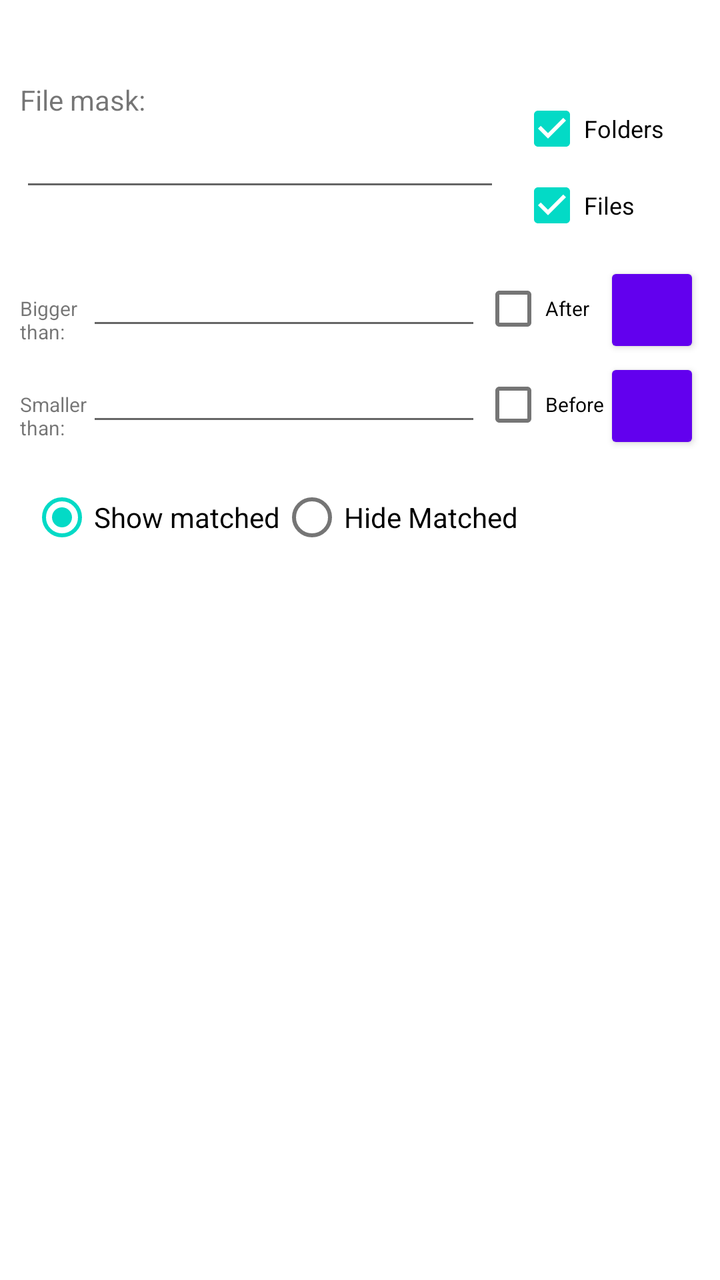
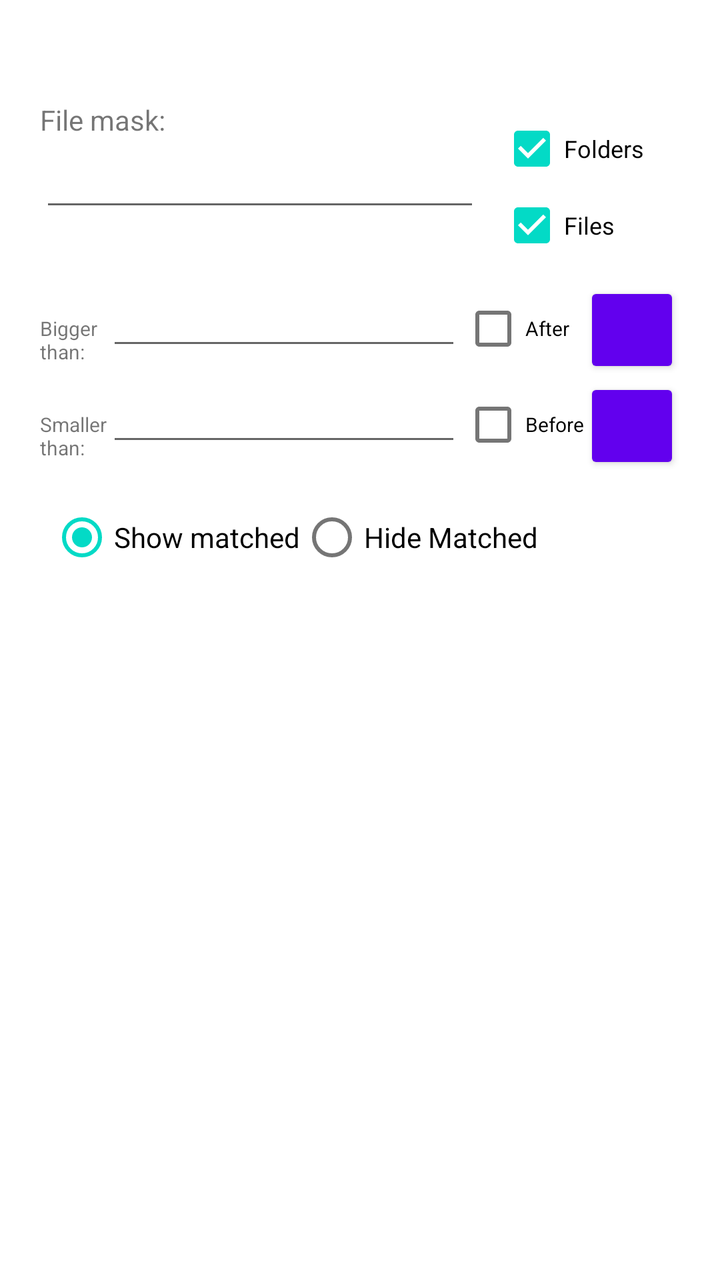

Two renders of the same Android screen: before a commit and after it. Below are the layout's source before the change and the commit's diff.
<!-- AndroidManifest.xml: fallback theme Theme.MaterialComponents.DayNight.NoActionBar -->
<!-- res/layout/filter.xml -->
<?xml version="1.0" encoding="UTF-8"?>
<ScrollView xmlns:android="http://schemas.android.com/apk/res/android"
    android:id="@+id/scroll_view"
    android:layout_width="fill_parent"
    android:layout_height="fill_parent"
    android:fillViewport="true">

  <RelativeLayout
      android:layout_width="fill_parent"
      android:layout_height="wrap_content"
      android:padding="10dip">

    <TextView
        android:id="@+id/dlg_title"
        android:layout_width="fill_parent"
        android:layout_height="wrap_content"
        android:layout_alignParentTop="true"
        android:layout_alignParentLeft="true"
        android:layout_marginBottom="6dip"
        android:textAppearance="?android:attr/textAppearanceMedium"
        android:textStyle="bold"
        android:gravity="left"
        />

    <CheckBox
        android:id="@+id/for_dirs"
        android:layout_width="90sp"
        android:layout_height="wrap_content"
        android:layout_below="@id/dlg_title"
        android:layout_alignParentRight="true"
        android:textSize="12sp"
        android:checked="true"
        android:text="@string/for_dirs" />
    <CheckBox
        android:id="@+id/for_files"
        android:layout_width="wrap_content"
        android:layout_height="wrap_content"
        android:layout_below="@id/for_dirs"
        android:layout_alignLeft="@id/for_dirs"
        android:layout_marginTop="-10dip"
        android:textSize="12sp"
        android:checked="true"
        android:text="@string/for_files" />
    
    <TextView
        android:id="@+id/prompt"
        android:layout_width="fill_parent"
        android:layout_height="wrap_content"
        android:layout_below="@id/dlg_title"
        android:layout_alignParentLeft="true"
        android:layout_toLeftOf="@id/for_dirs"
        android:text="@string/filemask" />
    <EditText
        android:id="@+id/edit_field"
        android:layout_width="fill_parent"
        android:layout_height="wrap_content"
        android:layout_below="@id/prompt"
        android:layout_toLeftOf="@id/for_dirs"
        android:layout_marginRight="10dp"
        android:autoText="false"
        android:capitalize="none"
        android:gravity="fill_horizontal"
        android:inputType="textUri"
        android:scrollHorizontally="true" />

    <RelativeLayout
        android:id="@+id/search_params"
        android:layout_marginTop="2dip"
        android:layout_marginBottom="10dp"
        android:layout_width="fill_parent"
        android:layout_height="wrap_content"
        android:layout_below="@id/for_files"
        >
      <include layout="@layout/file_props"/>

    </RelativeLayout>
    <RadioGroup
      android:layout_width="fill_parent"
      android:layout_height="wrap_content"
      android:layout_below="@+id/search_params"
      android:layout_alignLeft="@+id/search_params"
      android:layout_marginLeft="5dp"
      android:orientation="horizontal">
      <RadioButton
          android:id="@+id/show_matched"
          android:layout_width="wrap_content"
          android:layout_height="wrap_content"
          android:text="@string/show_matched"
          android:checked="true" />
  
      <RadioButton
          android:id="@+id/hide_matched"
          android:layout_width="wrap_content"
          android:layout_height="wrap_content"
          android:text="@string/hide_matched" />
    </RadioGroup>
  </RelativeLayout>
</ScrollView>
<!-- res/layout/file_props.xml (included above) -->
<?xml version="1.0" encoding="UTF-8"?>
<TableLayout xmlns:android="http://schemas.android.com/apk/res/android"
    android:layout_width="fill_parent"
    android:layout_height="wrap_content"
    android:stretchColumns="1">

    <TableRow android:layout_width="fill_parent">

        <TextView
            android:id="@+id/bigger_prompt"
            android:layout_width="wrap_content"
            android:layout_height="wrap_content"
            android:layout_weight="1"
            android:text="@string/bigger_than"
            android:textSize="10dp" />

        <EditText
            android:id="@+id/edit_bigger"
            android:layout_width="fill_parent"
            android:layout_height="wrap_content"
            android:layout_weight="2"
            android:inputType="number"
            android:scrollHorizontally="true" />

        <Spinner
            android:id="@+id/scale_bigger"
            android:layout_width="wrap_content"
            android:layout_height="wrap_content"
            android:layout_weight="1"
            android:background="@null"/>

        <CheckBox
            android:id="@+id/mod_after"
            android:layout_width="wrap_content"
            android:layout_height="wrap_content"
            android:layout_weight="1"
            android:text="@string/mod_after"
            android:textSize="10dp" />

        <Button
            android:id="@+id/mod_after_date"
            style="?android:attr/buttonStyleSmall"
            android:layout_width="wrap_content"
            android:layout_weight="1"
            android:layout_height="wrap_content"
            android:text="@string/empty_string"
            android:textSize="8dp" />
    </TableRow>

    <TableRow android:layout_width="fill_parent">

        <TextView
            android:id="@+id/smaller_prompt"
            android:layout_width="wrap_content"
            android:layout_height="wrap_content"
            android:layout_gravity="top"
            android:layout_weight="1"
            android:text="@string/smaller_than"
            android:textSize="10dp" />

        <EditText
            android:id="@+id/edit_smaller"
            android:layout_width="fill_parent"
            android:layout_height="wrap_content"
            android:layout_weight="2"
            android:inputType="number"
            android:scrollHorizontally="true" />

        <Spinner
            android:id="@+id/scale_smaller"
            android:layout_width="wrap_content"
            android:layout_weight="1"
            android:layout_height="wrap_content"
            android:background="@null"/>

        <CheckBox
            android:id="@+id/mod_before"
            android:layout_width="wrap_content"
            android:layout_height="wrap_content"
            android:layout_gravity="top"
            android:layout_weight="1"
            android:text="@string/mod_before"
            android:textSize="10dp" />

        <Button
            android:id="@+id/mod_before_date"
            style="?android:attr/buttonStyleSmall"
            android:layout_width="wrap_content"
            android:layout_height="wrap_content"
            android:layout_gravity="top"
            android:layout_weight="1"
            android:text="@string/empty_string"
            android:textSize="8dp" />
    </TableRow>
</TableLayout>
<!-- resources referenced by this layout -->
<resources>
  <string name="bigger_than">Bigger\nthan:</string>
  <string name="empty_string" translatable="false" />
  <string name="filemask">File mask:</string>
  <string name="for_dirs">Folders</string>
  <string name="for_files">Files</string>
  <string name="hide_matched">Hide Matched</string>
  <string name="mod_after">After</string>
  <string name="mod_before">Before</string>
  <string name="show_matched">Show matched</string>
  <string name="smaller_than">Smaller\nthan:</string>
</resources>

<!-- the commit's change to res/layout/filter.xml (unified diff, before → after) -->
@@ -8,7 +8,7 @@
   <RelativeLayout
       android:layout_width="fill_parent"
       android:layout_height="wrap_content"
-      android:padding="10dip">
+      android:padding="20dip">
 
     <TextView
         android:id="@+id/dlg_title"
